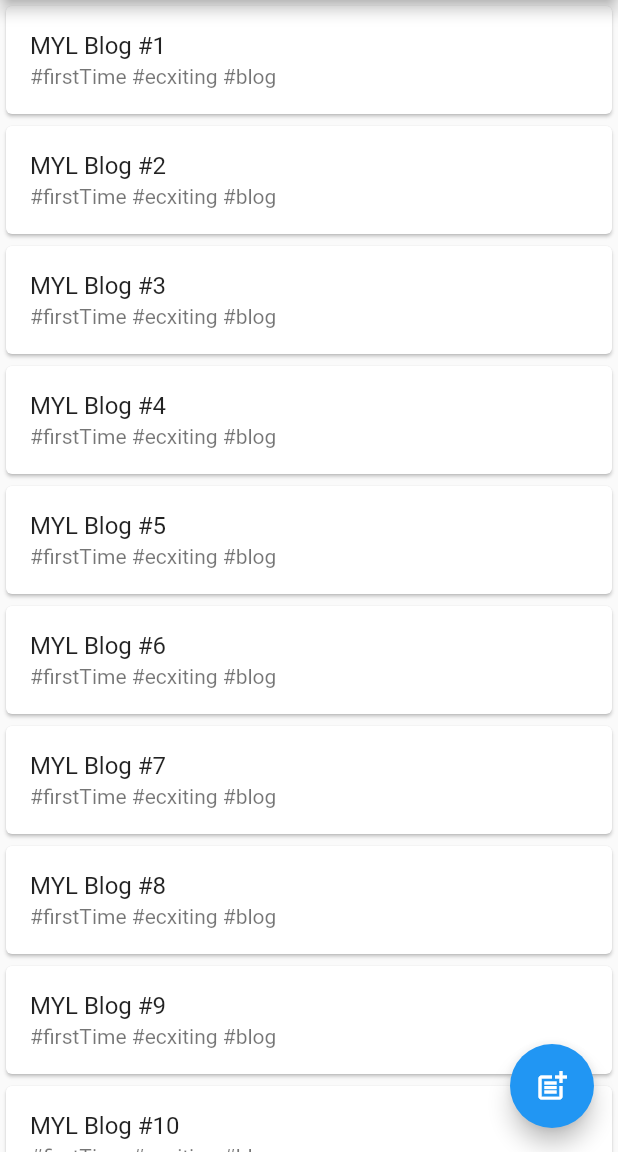
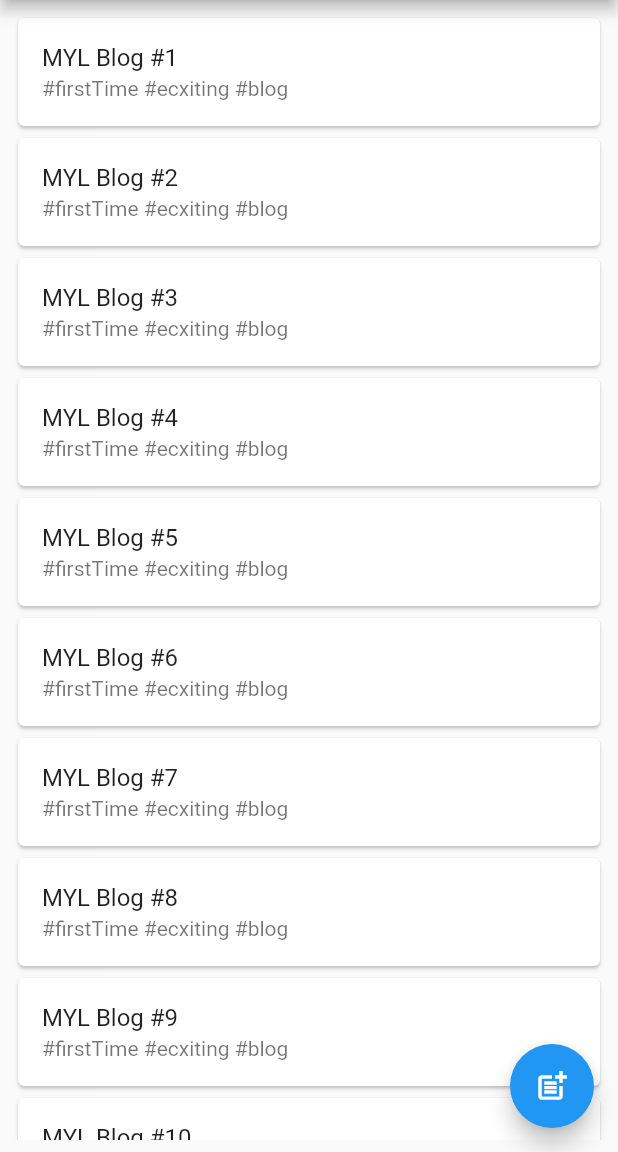
Before and after one commit to EtiennePaita/PostFeed, a Flutter app: the screen it shows after launch, on a phone screen of 412 x 824 dp, the part 84-1236 px from its top. Run offline on Flutter 3.47's test engine with Material 2 defaults, Android fonts, the light colour scheme and no system bars; our stand-ins replace bloc, flutter_bloc.

Commit message:
[HomeScreen] Add padding to the list of posts

```diff
--- a/lib/home_screen/home_screen.dart
+++ b/lib/home_screen/home_screen.dart
@@ -46,7 +46,9 @@ class HomeScreen extends StatelessWidget {
                     );
                   }
 
-                  return ListView.builder(
+                  return Padding(
+                    padding: const EdgeInsets.all(8.0),
+                    child: ListView.builder(
                       itemCount: posts.length,
                       itemBuilder: (context, index) {
                         final post = posts[index];
@@ -55,6 +57,7 @@ class HomeScreen extends StatelessWidget {
                           onTap: () => _onPostTap(post),
                         );
                       },
+                    ),
                   );
               }
             },
```
Lines whose indentation alone changed are shown as unchanged.
